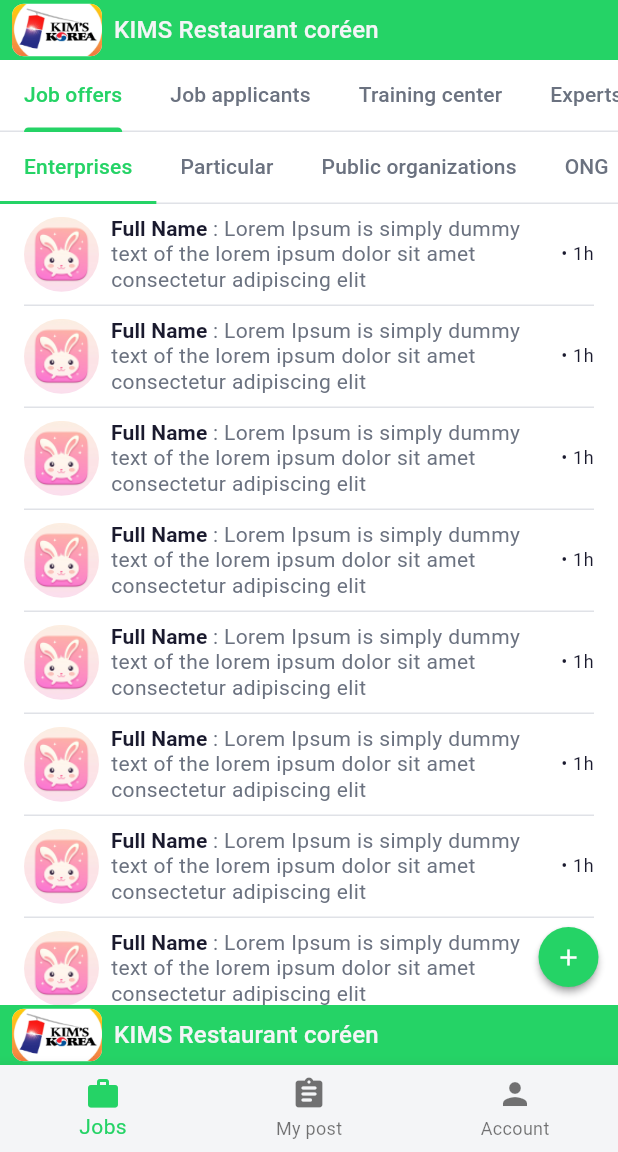
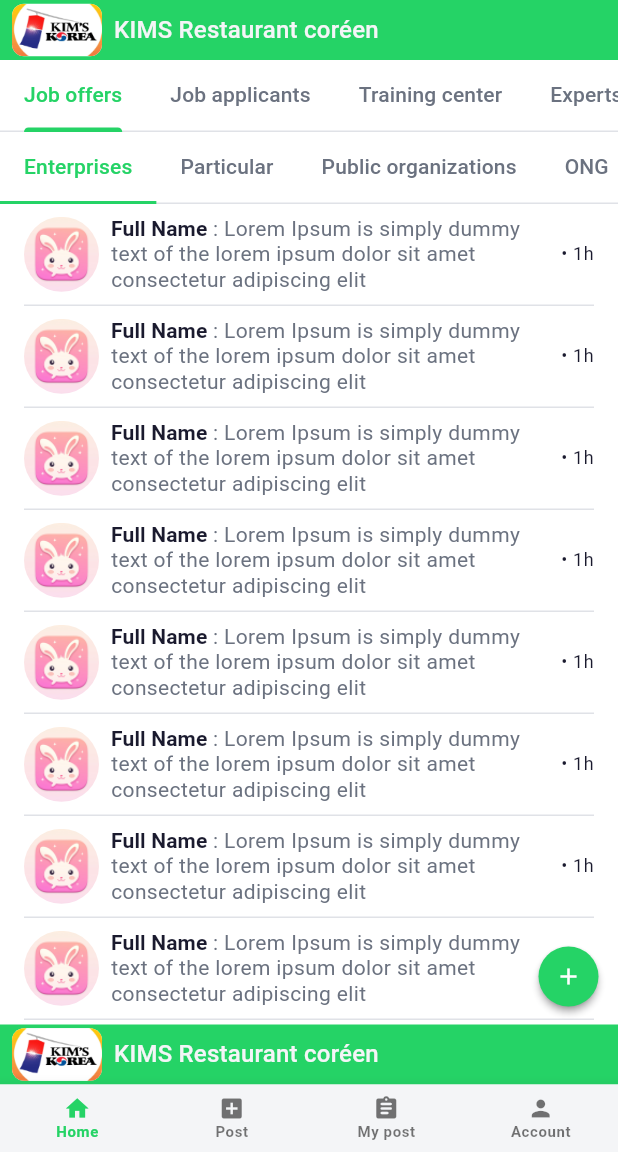
Before and after one commit to 01MARIUS10/kianja-ios, a Flutter app: the screen it shows after launch, after a tap on "CONTINUER", on a phone screen of 412 x 824 dp, the part 84-1236 px from its top. Run offline on Flutter 3.47's test engine with Material 3 defaults, Android fonts, the phone set to English and light mode, and no system bars; our stand-ins replace connectivity_plus, dio, equatable, flutter_bloc, flutter_dotenv, flutter_native_splash and 9 more; accounts and stored records are empty; network calls fail.

Commit message:
route: post route

```diff
--- a/lib/routing/navigation/navigation.dart
+++ b/lib/routing/navigation/navigation.dart
@@ -5,6 +5,7 @@ import 'package:kianja/core/shared/app_feature/bloc/app/app_bloc.dart';
 import 'package:kianja/core/shared/app_feature/bloc/connectivity/connectivity_bloc.dart';
 // import 'package:kianja/core/shared/widgets/app/session_expired.dart';
 import 'package:kianja/core/utils/app_messenger.dart';
+import 'package:kianja/core/utils/constants.dart';
 import 'package:kianja/routing/routes.dart';
 
 class Navigation extends StatelessWidget {
@@ -13,6 +14,8 @@ class Navigation extends StatelessWidget {
 
   @override
   Widget build(BuildContext context) {
+    final theme = Theme.of(context);
+
     return Scaffold(
       body: navigationShell,
       bottomNavigationBar: BlocConsumer<ConnectivityBloc, ConnectivityState>(
@@ -52,16 +55,29 @@ class Navigation extends StatelessWidget {
               }
             },
             builder: (context, state) {
-              return BottomNavigationBar(
+              return SizedBox(
+                height: Constants.size45,
+                child: BottomNavigationBar(
                   currentIndex: navigationShell.currentIndex,
+                  iconSize: Constants.iconSizeExtraSmall,
+                  selectedLabelStyle: theme.textTheme.bodySmall?.copyWith(
+                    fontSize: 10,
+                    fontWeight: FontWeight.bold,
+                  ),
+                  unselectedLabelStyle: theme.textTheme.bodySmall?.copyWith(
+                    fontSize: 10,
+                    fontWeight: FontWeight.bold,
+                  ),
                   type: BottomNavigationBarType.fixed,
                   onTap: (index) {
-                  final GoRouterState appRouteState = GoRouterState.of(context);
+                    final GoRouterState appRouteState = GoRouterState.of(
+                      context,
+                    );
                     final accountRoute =
                         appRouteState.matchedLocation == Routes.account.path;
                     navigationShell.goBranch(index);
                     // Manage the account expired session
-                  if (index == 2 && accountRoute) {
+                    if (index == 3 && accountRoute) {
                       BlocProvider.of<AppBloc>(
                         context,
                       ).add(const AppUserLoaded());
@@ -69,8 +85,12 @@ class Navigation extends StatelessWidget {
                   },
                   items: const [
                     BottomNavigationBarItem(
-                    icon: Icon(Icons.work),
-                    label: 'Jobs',
+                      icon: Icon(Icons.home),
+                      label: 'Home',
+                    ),
+                    BottomNavigationBarItem(
+                      icon: Icon(Icons.add_box),
+                      label: 'Post',
                     ),
                     BottomNavigationBarItem(
                       icon: Icon(Icons.assignment_rounded),
@@ -81,6 +101,7 @@ class Navigation extends StatelessWidget {
                       label: 'Account',
                     ),
                   ],
+                ),
               );
             },
           );
--- a/lib/routing/router.dart
+++ b/lib/routing/router.dart
@@ -13,11 +13,13 @@ import 'package:kianja/features/auth/presentation/pages/signup_screen.dart';
 import 'package:kianja/features/choose_lang/presentation/pages/choose_lang_screen.dart';
 import 'package:kianja/features/jobs/presentation/pages/jobs_screen.dart';
 import 'package:kianja/features/jobs/presentation/pages/post/post_job_applicant_screen.dart';
+import 'package:kianja/features/jobs/presentation/pages/post/post_screen.dart';
 import 'package:kianja/features/my_post/presentation/pages/my_post_screen.dart';
 import 'package:kianja/routing/navigation/navigation.dart';
 import 'package:kianja/routing/routes.dart';
 
 final _rootNavigatorKey = GlobalKey<NavigatorState>();
+final _rootNavigatorPostKey = GlobalKey<NavigatorState>();
 final _shellNavigatorJobsKey = GlobalKey<NavigatorState>();
 final _shellNavigatorMyPostKey = GlobalKey<NavigatorState>();
 final _shellNavigatorAccountKey = GlobalKey<NavigatorState>();
@@ -57,6 +59,10 @@ abstract class AppRouter {
           return Routes.chooseLang.path;
         }
         if (state.matchedLocation == Routes.myPost.path &&
+            isAuthenticated == false) {
+          return Routes.signIn.path;
+        }
+        if (state.matchedLocation == Routes.post.path &&
             isAuthenticated == false) {
           return Routes.signIn.path;
         }
@@ -121,6 +127,19 @@ abstract class AppRouter {
                       },
                     ),
                   ],
+                ),
+              ],
+            ),
+            // Post branch
+            StatefulShellBranch(
+              navigatorKey: _rootNavigatorPostKey,
+              routes: [
+                GoRoute(
+                  name: Routes.post.name,
+                  path: Routes.post.path,
+                  builder: (context, state) {
+                    return const PostScreen();
+                  },
                 ),
               ],
             ),
--- a/lib/routing/routes.dart
+++ b/lib/routing/routes.dart
@@ -10,6 +10,10 @@ enum Routes {
   postTrainingCenter('post-training-center'),
   postExpertExecutive('post-expert-executive'),
   // ------------- HOME (Job offers) ----------------
+
+  // ------------- POST ----------------
+  post('/post'),
+  // ------------- POST ----------------
 
   // ------------- MY POST ----------------
   myPost('/my-post'),
```
Lines whose indentation alone changed are shown as unchanged.
